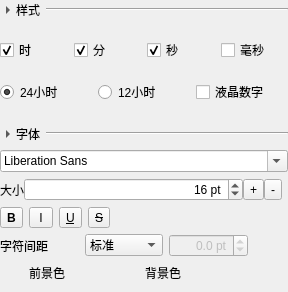
First picture: the form in plugins/rectplugin/timepropertyform.ui, repository lsyeei/dashboard, before the edit.
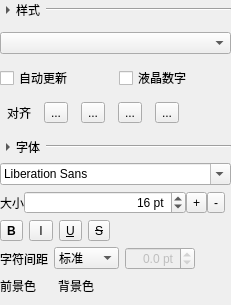
Second picture: the form after the edit. Icons and pictures are not drawn. Custom widgets are drawn as their Qt base class.

Commit message: 按照本地模式修改时间显示格式，支持日期、周及时间显示，修改时间的图标为日历，支持时间自动刷新与不刷新

The edit to the form file:
```diff
--- a/plugins/rectplugin/timepropertyform.ui
+++ b/plugins/rectplugin/timepropertyform.ui
@@ -6,8 +6,8 @@
    <rect>
     <x>0</x>
     <y>0</y>
-    <width>288</width>
-    <height>292</height>
+    <width>214</width>
+    <height>305</height>
    </rect>
   </property>
   <property name="windowTitle">
@@ -107,62 +107,14 @@
        <number>0</number>
       </property>
       <item>
-       <layout class="QHBoxLayout" name="horizontalLayout_8">
-        <item>
-         <widget class="QCheckBox" name="hourCheck">
-          <property name="text">
-           <string>时</string>
-          </property>
-          <property name="checked">
-           <bool>true</bool>
-          </property>
-         </widget>
-        </item>
-        <item>
-         <widget class="QCheckBox" name="minutesCheck">
-          <property name="text">
-           <string>分</string>
-          </property>
-          <property name="checked">
-           <bool>true</bool>
-          </property>
-         </widget>
-        </item>
-        <item>
-         <widget class="QCheckBox" name="secondCheck">
-          <property name="text">
-           <string>秒</string>
-          </property>
-          <property name="checked">
-           <bool>true</bool>
-          </property>
-         </widget>
-        </item>
-        <item>
-         <widget class="QCheckBox" name="msecondCheck">
-          <property name="text">
-           <string>毫秒</string>
-          </property>
-         </widget>
-        </item>
-       </layout>
+       <widget class="QComboBox" name="timeFormat"/>
       </item>
       <item>
        <layout class="QHBoxLayout" name="horizontalLayout_7">
         <item>
-         <widget class="QRadioButton" name="hour24Radio">
+         <widget class="QCheckBox" name="autoCheck">
           <property name="text">
-           <string>24小时</string>
-          </property>
-          <property name="checked">
-           <bool>true</bool>
-          </property>
-         </widget>
-        </item>
-        <item>
-         <widget class="QRadioButton" name="hour12Radio">
-          <property name="text">
-           <string>12小时</string>
+           <string>自动更新</string>
           </property>
          </widget>
         </item>
@@ -175,6 +127,131 @@
         </item>
        </layout>
       </item>
+      <item>
+       <layout class="QHBoxLayout" name="horizontalLayout_8">
+        <item>
+         <widget class="QLabel" name="label_11">
+          <property name="sizePolicy">
+           <sizepolicy hsizetype="Fixed" vsizetype="Preferred">
+            <horstretch>0</horstretch>
+            <verstretch>0</verstretch>
+           </sizepolicy>
+          </property>
+          <property name="text">
+           <string>对齐</string>
+          </property>
+         </widget>
+        </item>
+        <item>
+         <widget class="QToolButton" name="alignLeftBtn">
+          <property name="toolTip">
+           <string>左对齐</string>
+          </property>
+          <property name="whatsThis">
+           <string/>
+          </property>
+          <property name="text">
+           <string>...</string>
+          </property>
+          <property name="icon">
+           <iconset resource="../../BIWidgets/textpropertywidget/texticons.qrc">
+            <normaloff>:/icons/align-left.svg</normaloff>:/icons/align-left.svg</iconset>
+          </property>
+          <property name="checkable">
+           <bool>true</bool>
+          </property>
+          <property name="autoExclusive">
+           <bool>true</bool>
+          </property>
+         </widget>
+        </item>
+        <item>
+         <widget class="QToolButton" name="alignCenterBtn">
+          <property name="toolTip">
+           <string>居中对齐</string>
+          </property>
+          <property name="whatsThis">
+           <string/>
+          </property>
+          <property name="text">
+           <string>...</string>
+          </property>
+          <property name="icon">
+           <iconset resource="../../BIWidgets/textpropertywidget/texticons.qrc">
+            <normaloff>:/icons/align-center.svg</normaloff>:/icons/align-center.svg</iconset>
+          </property>
+          <property name="checkable">
+           <bool>true</bool>
+          </property>
+          <property name="autoExclusive">
+           <bool>true</bool>
+          </property>
+         </widget>
+        </item>
+        <item>
+         <widget class="QToolButton" name="alignRightBtn">
+          <property name="toolTip">
+           <string>右对齐</string>
+          </property>
+          <property name="whatsThis">
+           <string/>
+          </property>
+          <property name="text">
+           <string>...</string>
+          </property>
+          <property name="icon">
+           <iconset resource="../../BIWidgets/textpropertywidget/texticons.qrc">
+            <normaloff>:/icons/align-right.svg</normaloff>:/icons/align-right.svg</iconset>
+          </property>
+          <property name="checkable">
+           <bool>true</bool>
+          </property>
+          <property name="autoExclusive">
+           <bool>true</bool>
+          </property>
+         </widget>
+        </item>
+        <item>
+         <widget class="QToolButton" name="alignJustifyBtn">
+          <property name="toolTip">
+           <string>两端对齐</string>
+          </property>
+          <property name="whatsThis">
+           <string/>
+          </property>
+          <property name="text">
+           <string>...</string>
+          </property>
+          <property name="icon">
+           <iconset resource="../../BIWidgets/textpropertywidget/texticons.qrc">
+            <normaloff>:/icons/align-justify.svg</normaloff>:/icons/align-justify.svg</iconset>
+          </property>
+          <property name="checkable">
+           <bool>true</bool>
+          </property>
+          <property name="autoExclusive">
+           <bool>true</bool>
+          </property>
+         </widget>
+        </item>
+        <item>
+         <spacer name="horizontalSpacer_2">
+          <property name="orientation">
+           <enum>Qt::Orientation::Horizontal</enum>
+          </property>
+          <property name="sizeType">
+           <enum>QSizePolicy::Policy::Preferred</enum>
+          </property>
+          <property name="sizeHint" stdset="0">
+           <size>
+            <width>40</width>
+            <height>20</height>
+           </size>
+          </property>
+         </spacer>
+        </item>
+       </layout>
+      </item>
      </layout>
     </widget>
    </item>
@@ -673,7 +750,7 @@
            <enum>Qt::Orientation::Horizontal</enum>
           </property>
           <property name="sizeType">
-           <enum>QSizePolicy::Policy::Preferred</enum>
+           <enum>QSizePolicy::Policy::Expanding</enum>
           </property>
           <property name="sizeHint" stdset="0">
            <size>
```
The commit also changes 6 other files.
